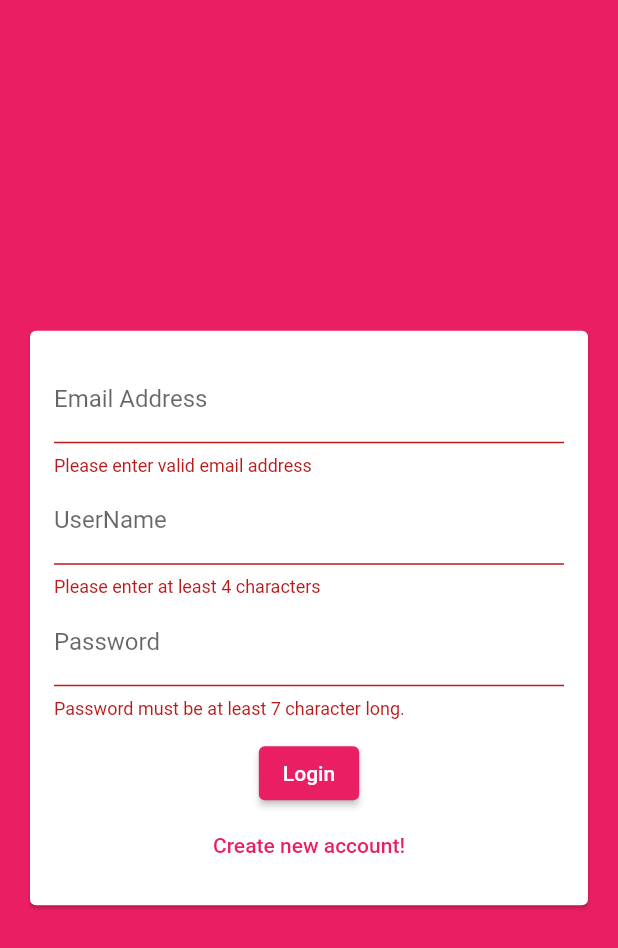
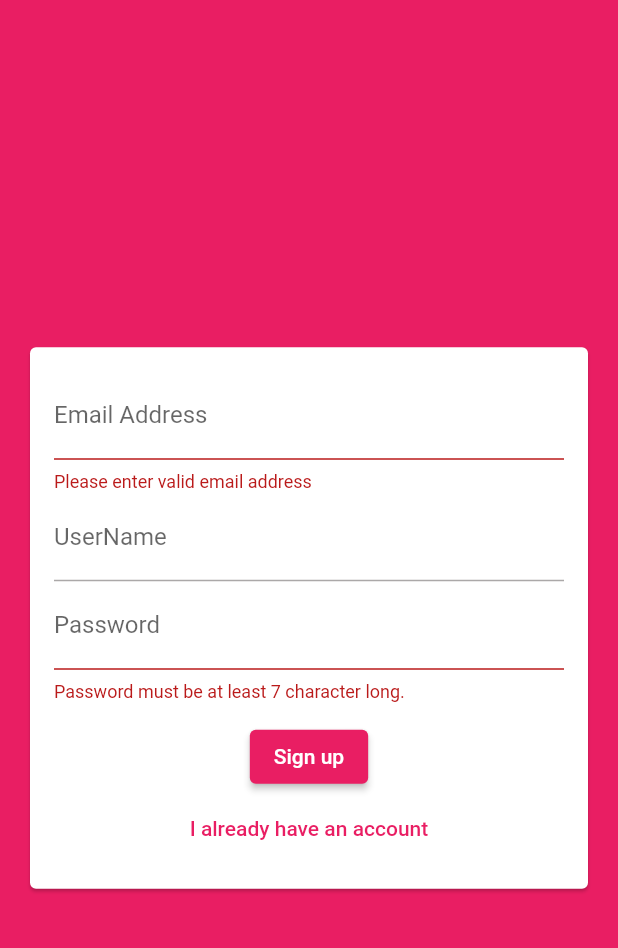
Before and after one commit to khoir-roni/flutter_chat_app, a Flutter app: the screen it shows after launch, after a tap on "Login", after a tap on "Create new account!", on a phone screen of 412 x 824 dp. Shown: the top 948 px of the screen. Run offline on Flutter 3.47's test engine with Material 2 defaults, Android fonts, the phone set to English and light mode, and no system bars; our stand-ins replace cloud_firestore, firebase_core; accounts and stored records are empty.

Commit message:
form login / Sign Up

```diff
--- a/lib/main.dart
+++ b/lib/main.dart
@@ -1,7 +1,7 @@
 import 'package:flutter/material.dart';
 import 'package:firebase_core/firebase_core.dart';
-import './screens/auth_screen.dart';
-import './screens/chat_screen.dart';
+import 'screens/auth_screen.dart';
+import 'screens/chat_screen.dart';
 
 Future<void> main() async {
   WidgetsFlutterBinding.ensureInitialized();
--- a/lib/screens/auth_screen.dart
+++ b/lib/screens/auth_screen.dart
@@ -1,5 +1,6 @@
 import 'package:flutter/material.dart';
-import 'package:flutter_chat_app/widgets/auth/auth_form.dart';
+
+import '../widgets/auth/auth_form.dart';
 
 class AuthScreen extends StatefulWidget {
   @override
--- a/lib/screens/chat_screen.dart
+++ b/lib/screens/chat_screen.dart
@@ -1,6 +1,5 @@
+import 'package:cloud_firestore/cloud_firestore.dart';
 import 'package:flutter/material.dart';
-import 'package:firebase_core/firebase_core.dart';
-import 'package:cloud_firestore/cloud_firestore.dart';
 
 class ChatScreen extends StatelessWidget {
   const ChatScreen({Key key}) : super(key: key);
--- a/lib/widgets/auth/auth_form.dart
+++ b/lib/widgets/auth/auth_form.dart
@@ -1,3 +1,5 @@
+import 'dart:ui';
+
 import 'package:flutter/material.dart';
 
 class AuthForms extends StatefulWidget {
@@ -7,9 +9,10 @@ class AuthForms extends StatefulWidget {
 
 class _AuthFormsState extends State<AuthForms> {
   final _formKey = GlobalKey<FormState>();
-  String _userEmail = '';
-  String _userName = '';
-  String _userPassword = '';
+  var _isLogin = true;
+  var _userEmail = '';
+  var _userName = '';
+  var _userPassword = '';
   void _trySubmit() {
     final isValid = _formKey.currentState.validate();
     FocusScope.of(context).unfocus();
@@ -36,6 +39,7 @@ class _AuthFormsState extends State<AuthForms> {
                 child: Column(
                   children: [
                     TextFormField(
+                      key: const ValueKey('email'),
                       validator: (value) {
                         if (value.isEmpty || !value.contains('@')) {
                           return 'Please enter valid email address';
@@ -49,7 +53,9 @@ class _AuthFormsState extends State<AuthForms> {
                         _userEmail = value;
                       },
                     ), //email address form
+                    if (!_isLogin)
                       TextFormField(
+                        key: const ValueKey('name'),
                         validator: (value) {
                           if (value.isEmpty || value.length < 4) {
                             return 'Please enter at least 4 characters';
@@ -59,9 +65,11 @@ class _AuthFormsState extends State<AuthForms> {
                         onSaved: (value) {
                           _userName = value;
                         },
-                      decoration: const InputDecoration(labelText: 'UserName'),
+                        decoration:
+                            const InputDecoration(labelText: 'UserName'),
                       ),
                     TextFormField(
+                      key: const ValueKey('password'),
                       validator: (value) {
                         if (value.isEmpty || value.length < 7) {
                           return 'Password must be at least 7 character long.';
@@ -79,11 +87,17 @@ class _AuthFormsState extends State<AuthForms> {
                     ),
                     ElevatedButton(
                       onPressed: _trySubmit,
-                      child: const Text('Login'),
+                      child: Text(_isLogin ? 'Login' : 'Sign up'),
                     ),
                     TextButton(
-                      onPressed: () {},
-                      child: const Text('Create new account!'),
+                      onPressed: () {
+                        setState(() {
+                          _isLogin = !_isLogin;
+                        });
+                      },
+                      child: Text(_isLogin
+                          ? 'Create new account!'
+                          : 'I already have an account'),
                     ),
                   ],
                 )),
```
Lines whose indentation alone changed are shown as unchanged.
